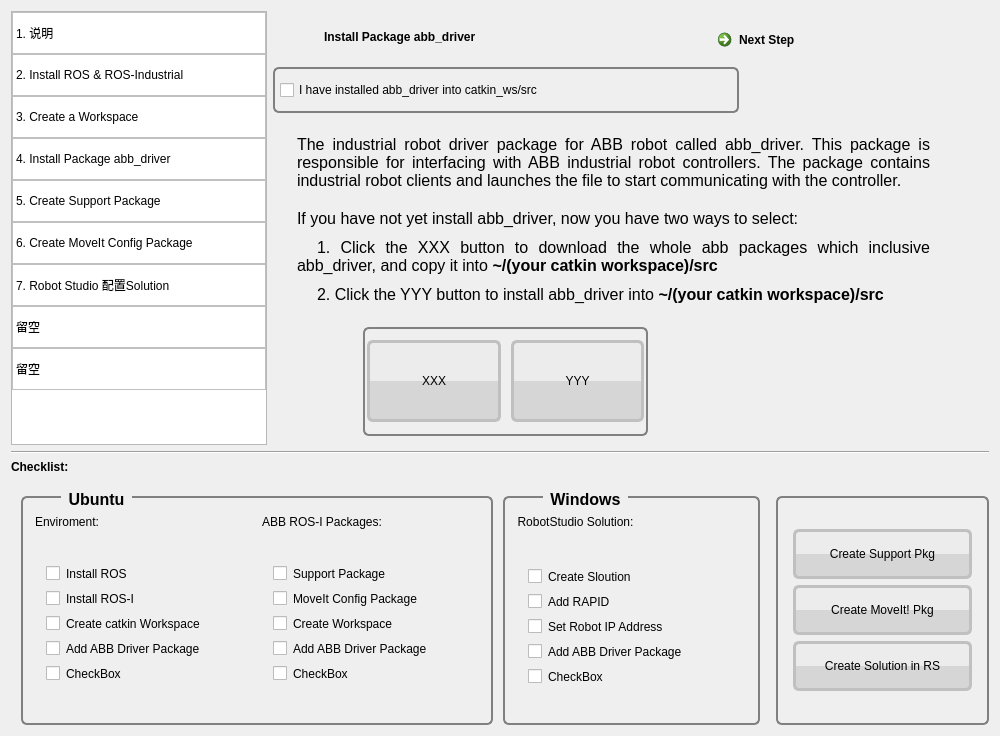
The window that gui/inetgration_assistant/AbbRosI-Intg-Asst/asstmainwindow.ui (Yifei1988/abb_ros-i_integration) describes before a commit, drawn with Qt 5.
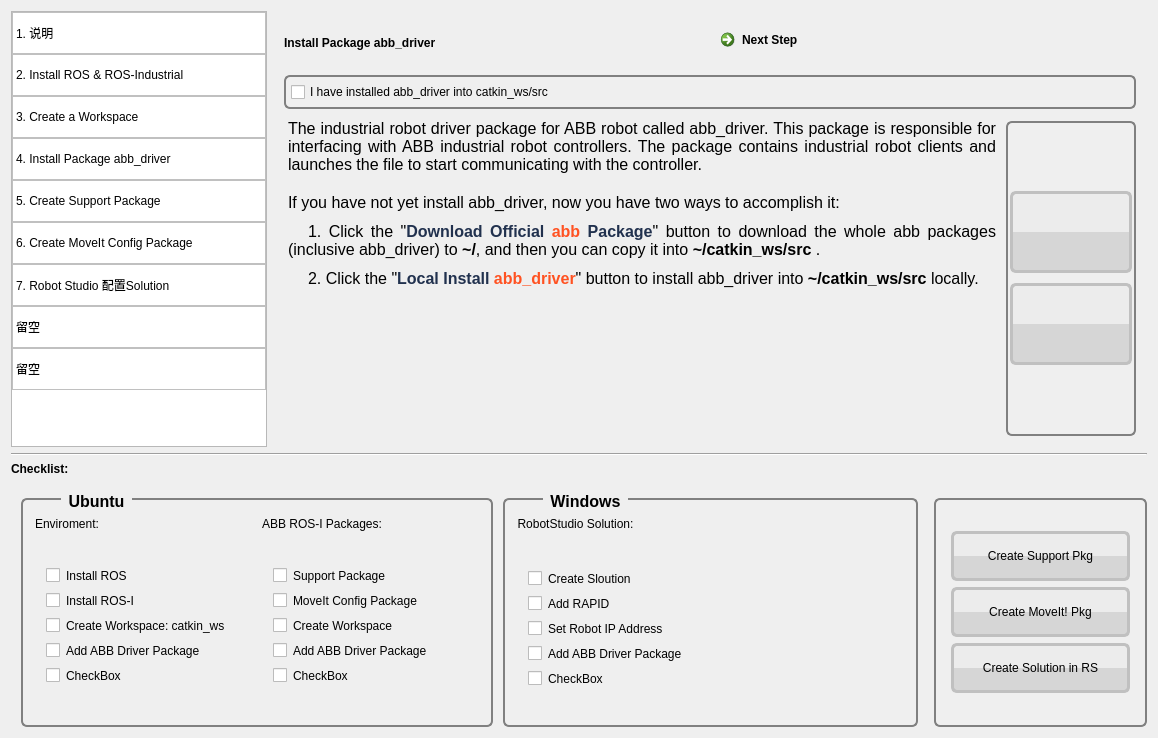
The same window after the commit. Icons and pictures are not drawn.

```diff
--- a/gui/inetgration_assistant/AbbRosI-Intg-Asst/asstmainwindow.ui
+++ b/gui/inetgration_assistant/AbbRosI-Intg-Asst/asstmainwindow.ui
@@ -6,8 +6,8 @@
    <rect>
     <x>0</x>
     <y>0</y>
-    <width>1000</width>
-    <height>736</height>
+    <width>1158</width>
+    <height>738</height>
    </rect>
   </property>
   <property name="windowTitle">
@@ -656,58 +656,10 @@
          </layout>
         </widget>
         <widget class="QWidget" name="page_4">
-         <widget class="QGroupBox" name="groupBox_5">
-          <property name="geometry">
-           <rect>
-            <x>0</x>
-            <y>50</y>
-            <width>466</width>
-            <height>52</height>
-           </rect>
-          </property>
-          <property name="styleSheet">
-           <string notr="true">font: 75 14pt &quot;Droid Arabic Naskh&quot;;</string>
-          </property>
-          <property name="title">
-           <string/>
-          </property>
-          <layout class="QGridLayout" name="gridLayout_8">
-           <property name="leftMargin">
-            <number>5</number>
-           </property>
-           <property name="topMargin">
-            <number>0</number>
-           </property>
-           <property name="rightMargin">
-            <number>5</number>
-           </property>
-           <property name="bottomMargin">
-            <number>0</number>
-           </property>
+         <layout class="QGridLayout" name="gridLayout_10">
            <item row="0" column="0">
-            <widget class="QCheckBox" name="checkBox_18">
-             <property name="minimumSize">
-              <size>
-               <width>350</width>
-               <height>30</height>
-              </size>
-             </property>
-             <property name="text">
-              <string>I have installed abb_driver into catkin_ws/src</string>
-             </property>
-            </widget>
-           </item>
-          </layout>
-         </widget>
-         <widget class="QWidget" name="layoutWidget">
-          <property name="geometry">
-           <rect>
-            <x>40</x>
-            <y>0</y>
-            <width>556</width>
-            <height>43</height>
-           </rect>
-          </property>
+           <layout class="QVBoxLayout" name="verticalLayout_16">
+            <item>
           <layout class="QHBoxLayout" name="horizontalLayout_12">
            <item>
             <widget class="QLabel" name="label_title_4">
@@ -742,16 +694,51 @@
             </widget>
            </item>
           </layout>
-         </widget>
+            </item>
+            <item>
+             <widget class="QGroupBox" name="groupBox_5">
+              <property name="styleSheet">
+               <string notr="true">font: 75 14pt &quot;Droid Arabic Naskh&quot;;</string>
+              </property>
+              <property name="title">
+               <string/>
+              </property>
+              <layout class="QGridLayout" name="gridLayout_8">
+               <property name="leftMargin">
+                <number>5</number>
+               </property>
+               <property name="topMargin">
+                <number>0</number>
+               </property>
+               <property name="rightMargin">
+                <number>5</number>
+               </property>
+               <property name="bottomMargin">
+                <number>0</number>
+               </property>
+               <item row="0" column="0">
+                <widget class="QCheckBox" name="checkBox_18">
+                 <property name="minimumSize">
+                  <size>
+                   <width>350</width>
+                   <height>30</height>
+                  </size>
+                 </property>
+                 <property name="focusPolicy">
+                  <enum>Qt::NoFocus</enum>
+                 </property>
+                 <property name="text">
+                  <string>I have installed abb_driver into catkin_ws/src</string>
+                 </property>
+                </widget>
+               </item>
+              </layout>
+             </widget>
+            </item>
+            <item>
+             <layout class="QHBoxLayout" name="horizontalLayout_13">
+              <item>
          <widget class="QTextBrowser" name="textBrowser_4">
-          <property name="geometry">
-           <rect>
-            <x>20</x>
-            <y>120</y>
-            <width>641</width>
-            <height>192</height>
-           </rect>
-          </property>
           <property name="minimumSize">
            <size>
             <width>452</width>
@@ -769,20 +756,14 @@
 &lt;/style&gt;&lt;/head&gt;&lt;body style=&quot; font-family:'Ubuntu'; font-size:11pt; font-weight:400; font-style:normal;&quot;&gt;
 &lt;p align=&quot;justify&quot; style=&quot; margin-top:0px; margin-bottom:0px; margin-left:0px; margin-right:0px; -qt-block-indent:0; text-indent:0px;&quot;&gt;&lt;span style=&quot; font-size:12pt;&quot;&gt;The industrial robot driver package for ABB robot called abb_driver. This package is responsible for interfacing with ABB industrial robot controllers. The package contains industrial robot clients and launches the file to start communicating with the controller.&lt;/span&gt;&lt;/p&gt;
 &lt;p align=&quot;justify&quot; style=&quot;-qt-paragraph-type:empty; margin-top:0px; margin-bottom:0px; margin-left:0px; margin-right:0px; -qt-block-indent:0; text-indent:0px; font-size:12pt;&quot;&gt;&lt;br /&gt;&lt;/p&gt;
-&lt;p align=&quot;justify&quot; style=&quot; margin-top:0px; margin-bottom:10px; margin-left:0px; margin-right:0px; -qt-block-indent:0; text-indent:0px;&quot;&gt;&lt;span style=&quot; font-size:12pt;&quot;&gt;If you have not yet install abb_driver, now you have two ways to select: &lt;/span&gt;&lt;/p&gt;
-&lt;p align=&quot;justify&quot; style=&quot; margin-top:0px; margin-bottom:10px; margin-left:0px; margin-right:0px; -qt-block-indent:0; text-indent:20px;&quot;&gt;&lt;span style=&quot; font-size:12pt;&quot;&gt;1. Click the XXX button to download the whole abb packages which inclusive abb_driver, and copy it into &lt;/span&gt;&lt;span style=&quot; font-size:12pt; font-weight:600;&quot;&gt;~/(your catkin workspace)/src&lt;/span&gt;&lt;span style=&quot; font-size:12pt;&quot;&gt; &lt;/span&gt;&lt;/p&gt;
-&lt;p align=&quot;justify&quot; style=&quot; margin-top:0px; margin-bottom:10px; margin-left:0px; margin-right:0px; -qt-block-indent:0; text-indent:20px;&quot;&gt;&lt;span style=&quot; font-size:12pt;&quot;&gt;2. Click the YYY button to install abb_driver into &lt;/span&gt;&lt;span style=&quot; font-size:12pt; font-weight:600;&quot;&gt;~/(your catkin workspace)/src &lt;/span&gt;&lt;/p&gt;&lt;/body&gt;&lt;/html&gt;</string>
-          </property>
-         </widget>
+&lt;p align=&quot;justify&quot; style=&quot; margin-top:0px; margin-bottom:10px; margin-left:0px; margin-right:0px; -qt-block-indent:0; text-indent:0px;&quot;&gt;&lt;span style=&quot; font-size:12pt;&quot;&gt;If you have not yet install abb_driver, now you have two ways to accomplish it: &lt;/span&gt;&lt;/p&gt;
+&lt;p align=&quot;justify&quot; style=&quot; margin-top:0px; margin-bottom:10px; margin-left:0px; margin-right:0px; -qt-block-indent:0; text-indent:20px;&quot;&gt;&lt;span style=&quot; font-size:12pt;&quot;&gt;1. Click the &amp;quot;&lt;/span&gt;&lt;span style=&quot; font-size:12pt; font-weight:600; color:#21314e;&quot;&gt;Download Official &lt;/span&gt;&lt;span style=&quot; font-size:12pt; font-weight:600; color:#ff5222;&quot;&gt;abb&lt;/span&gt;&lt;span style=&quot; font-size:12pt; font-weight:600; color:#21314e;&quot;&gt; Package&lt;/span&gt;&lt;span style=&quot; font-size:12pt;&quot;&gt;&amp;quot; button to download the whole abb packages (inclusive abb_driver) to &lt;/span&gt;&lt;span style=&quot; font-size:12pt; font-weight:600;&quot;&gt;~/&lt;/span&gt;&lt;span style=&quot; font-size:12pt;&quot;&gt;, and then you can copy it into &lt;/span&gt;&lt;span style=&quot; font-size:12pt; font-weight:600;&quot;&gt;~/catkin_ws/src&lt;/span&gt;&lt;span style=&quot; font-size:12pt;&quot;&gt; .&lt;/span&gt;&lt;/p&gt;
+&lt;p align=&quot;justify&quot; style=&quot; margin-top:0px; margin-bottom:10px; margin-left:0px; margin-right:0px; -qt-block-indent:0; text-indent:20px;&quot;&gt;&lt;span style=&quot; font-size:12pt;&quot;&gt;2. Click the &amp;quot;&lt;/span&gt;&lt;span style=&quot; font-size:12pt; font-weight:600; color:#21314e;&quot;&gt;Local Install &lt;/span&gt;&lt;span style=&quot; font-size:12pt; font-weight:600; color:#ff5222;&quot;&gt;abb_driver&lt;/span&gt;&lt;span style=&quot; font-size:12pt;&quot;&gt;&amp;quot; button to install abb_driver into &lt;/span&gt;&lt;span style=&quot; font-size:12pt; font-weight:600;&quot;&gt;~/catkin_ws/src &lt;/span&gt;&lt;span style=&quot; font-size:12pt;&quot;&gt;locally.&lt;/span&gt;&lt;/p&gt;&lt;/body&gt;&lt;/html&gt;</string>
+                </property>
+               </widget>
+              </item>
+              <item>
          <widget class="QGroupBox" name="groupBox_6">
-          <property name="geometry">
-           <rect>
-            <x>90</x>
-            <y>310</y>
-            <width>285</width>
-            <height>115</height>
-           </rect>
-          </property>
           <property name="styleSheet">
            <string notr="true">QPushButton {
     border: 3px solid silver;
@@ -817,7 +798,7 @@
             <number>0</number>
            </property>
            <item row="0" column="0">
-            <layout class="QHBoxLayout" name="horizontalLayout_13">
+                  <layout class="QVBoxLayout" name="verticalLayout_15">
              <property name="spacing">
               <number>10</number>
              </property>
@@ -833,12 +814,12 @@
                 <string notr="true"/>
                </property>
                <property name="text">
-                <string>XXX</string>
+                      <string/>
                </property>
               </widget>
              </item>
              <item>
-              <widget class="QPushButton" name="btnToRosiWiki_2">
+                    <widget class="QPushButton" name="btnToCpPkgAbbdriver">
                <property name="minimumSize">
                 <size>
                  <width>122</width>
@@ -849,7 +830,7 @@
                 <string notr="true"/>
                </property>
                <property name="text">
-                <string>YYY</string>
+                      <string/>
                </property>
               </widget>
              </item>
@@ -857,6 +838,12 @@
            </item>
           </layout>
          </widget>
+              </item>
+             </layout>
+            </item>
+           </layout>
+          </item>
+         </layout>
         </widget>
         <widget class="QWidget" name="page_5">
          <widget class="QLabel" name="label_title_5">
@@ -1226,7 +1213,7 @@
                   <item>
                    <widget class="QCheckBox" name="checkBox_3">
                     <property name="text">
-                     <string>Create catkin Workspace</string>
+                     <string>Create Workspace: catkin_ws</string>
                     </property>
                    </widget>
                   </item>
```
Left out of the diff: 66 changed lines with no effect on the pictures. Lines whose indentation alone changed are shown as unchanged.
